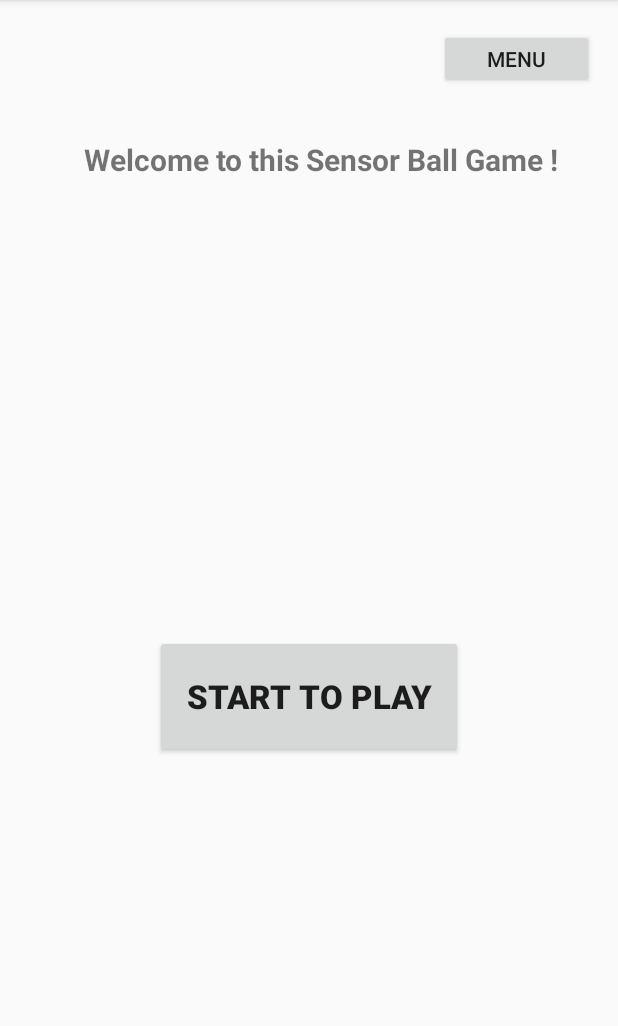
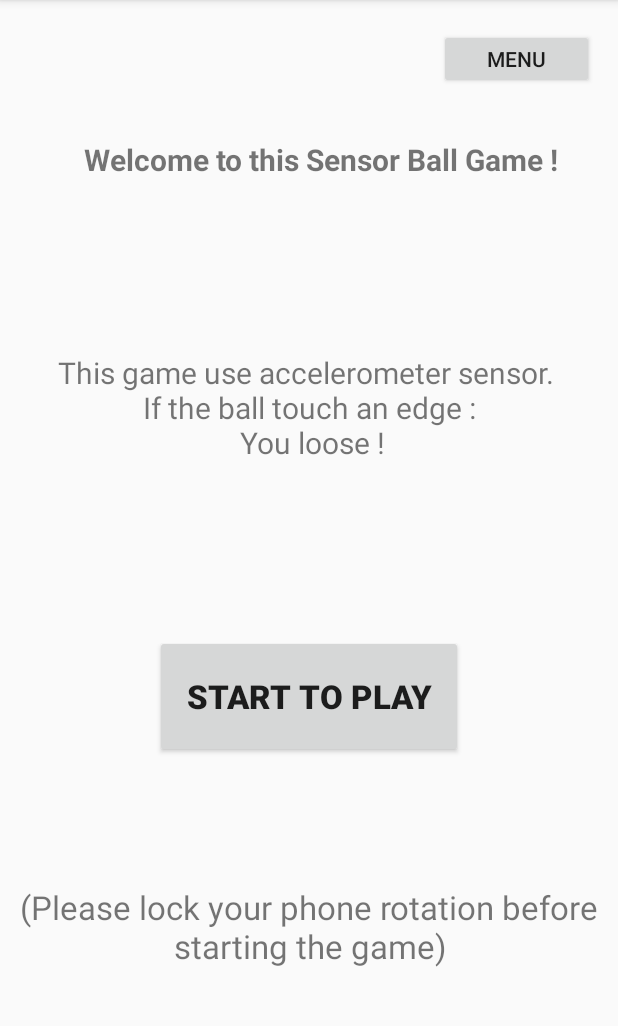
Before and after one commit to GEL63870/SensorApps_Lab4, an Android app: the MainSensorGame screen opened directly, with no data from a screen before it, on a phone screen of 412 x 824 dp, the part 84-1110 px from its top. Run offline under Robolectric (Android 15) with nearby library versions, the phone set to English and light mode, and no system bars.

Commit message:
2nd app final push

```diff
--- a/app/src/main/java/pl/com/pwr/mysensorapp_lab4_257160/MainSensorGame.java
+++ b/app/src/main/java/pl/com/pwr/mysensorapp_lab4_257160/MainSensorGame.java
@@ -10,7 +10,7 @@ import androidx.appcompat.app.AppCompatActivity;
 
 public class MainSensorGame extends AppCompatActivity {
 
-    private TextView textView;
+    private TextView textView, lockView, rulesView;
     private Button menu_btn, start_btn;
 
     @Override
@@ -19,6 +19,8 @@ public class MainSensorGame extends AppCompatActivity {
         setContentView(R.layout.main_sensor_game);
 
         textView = findViewById(R.id.welcome_game);
+        lockView = findViewById(R.id.lock_rotation);
+        rulesView = findViewById(R.id.description);
 
         back_to_menu();
         start_to_play();
--- a/app/src/main/res/drawable/my_ball.xml
+++ b/app/src/main/res/drawable/my_ball.xml
@@ -2,7 +2,8 @@
 
 <shape
     xmlns:android="http://schemas.android.com/apk/res/android"
-    android:shape="oval">
+    android:shape="oval"
+    android:gravity="center">
     <solid
         android:color="#b71a51"/>
     <size
--- a/app/src/main/res/layout/main_sensor_game.xml
+++ b/app/src/main/res/layout/main_sensor_game.xml
@@ -45,4 +45,32 @@
         app:layout_constraintStart_toStartOf="parent"
         app:layout_constraintTop_toBottomOf="@+id/welcome_game" />
 
+    <TextView
+        android:id="@+id/lock_rotation"
+        android:layout_width="wrap_content"
+        android:layout_height="wrap_content"
+        android:gravity="center"
+        android:maxLines="2"
+        android:text="@string/please_lock_your_phone_rotation_before_starting_the_game"
+        android:textSize="22sp"
+        app:layout_constraintBottom_toBottomOf="parent"
+        app:layout_constraintEnd_toEndOf="parent"
+        app:layout_constraintHorizontal_bias="0.0"
+        app:layout_constraintStart_toStartOf="parent"
+        app:layout_constraintTop_toBottomOf="@+id/start_game"
+        app:layout_constraintVertical_bias="0.408" />
+
+    <TextView
+        android:id="@+id/description"
+        android:layout_width="wrap_content"
+        android:layout_height="wrap_content"
+        android:text="@string/this_game_use_accelerometer_sensor_n_if_the_ball_touch_an_edge_n_you_loose"
+        android:gravity="center"
+        android:maxLines="3"
+        android:textSize="20sp"
+        app:layout_constraintBottom_toTopOf="@+id/start_game"
+        app:layout_constraintEnd_toEndOf="parent"
+        app:layout_constraintStart_toStartOf="parent"
+        app:layout_constraintTop_toBottomOf="@+id/welcome_game" />
+
 </androidx.constraintlayout.widget.ConstraintLayout>
--- a/app/src/main/res/values/strings.xml
+++ b/app/src/main/res/values/strings.xml
@@ -24,5 +24,7 @@
     <string name="start_to_play">Start to play</string>
     <string name="viewball">ViewBall</string>
     <string name="view_ball">View Ball</string>
+    <string name="please_lock_your_phone_rotation_before_starting_the_game">(Please lock your phone rotation before starting the game)</string>
+    <string name="this_game_use_accelerometer_sensor_n_if_the_ball_touch_an_edge_n_you_loose">This game use accelerometer sensor. \n If the ball touch an edge : \n You loose !</string>
 
 </resources>
```
Also changed, not shown: app/src/main/java/pl/com/pwr/mysensorapp_lab4_257160/GameActivity.java (+40 -3 lines), app/src/main/res/layout/game_activity.xml (+6 -6 lines).
